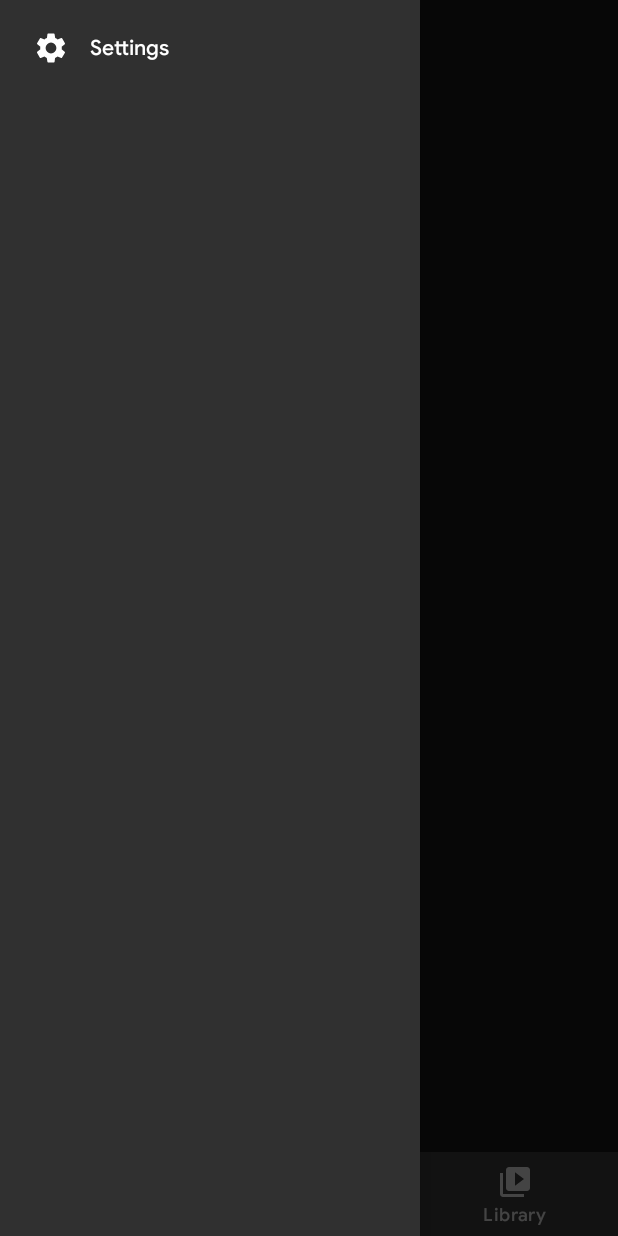
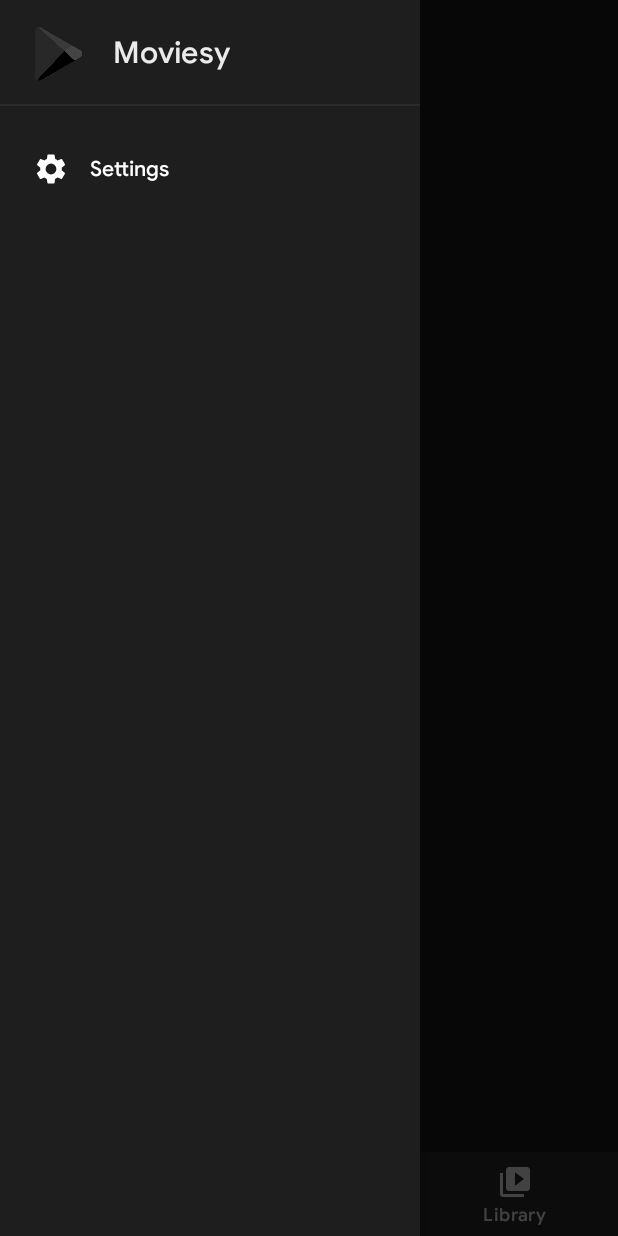
Before and after one commit to KaustubhPatange/Moviesy, an Android app: the fragment GenreFragment placed in its activity, with the side drawer open, on a phone screen of 412 x 824 dp. Run offline under Robolectric (Android 15) with nearby library versions, the phone set to English and light mode, and no system bars; our stand-ins replace RxJava, Shimmer; libraries missing offline, so code that uses them is left out: com.danimahardhika.cafebar, org.kodein.di; pictures from the network do not load; 5 statements that could not run were skipped.

Commit message:
Updated theme and stuff

```diff
--- a/app/build.gradle
+++ b/app/build.gradle
@@ -114,6 +114,9 @@ dependencies {
     // Toasty
     implementation 'com.github.GrenderG:Toasty:1.4.2'
 
+    // AwesomeSplash
+    implementation 'com.github.ViksaaSkool:AwesomeSplash:v1.0.0'
+
     implementation 'jp.wasabeef:blurry:3.0.0'
     implementation 'org.jsoup:jsoup:1.12.1'
     implementation 'com.pierfrancescosoffritti.androidyoutubeplayer:core:10.0.5'
--- a/app/src/main/java/com/kpstv/yts/activities/FinalActivity.kt
+++ b/app/src/main/java/com/kpstv/yts/activities/FinalActivity.kt
@@ -334,7 +334,7 @@ class FinalActivity : AppCompatActivity(), MovieListener, KodeinAware {
 
         if (!movie.cast.isNullOrEmpty()) {
             val builder = StringBuilder()
-            for (i in 0 until movie.cast?.size!!) {
+            for (i in 0 until movie.cast?.size!! -1) {
                 builder.append(movie.cast?.get(i)?.name).append("  &#8226;  ")
             }
             builder.append(movie.cast?.get(movie.cast?.size!! - 1)?.name)
--- a/app/src/main/res/layout/activity_main.xml
+++ b/app/src/main/res/layout/activity_main.xml
@@ -20,6 +20,7 @@
 
         <com.google.android.material.bottomnavigation.BottomNavigationView
             android:id="@+id/bottom_nav"
+            android:background="?colorForeground"
             android:layout_width="match_parent"
             android:layout_height="wrap_content"
             app:menu="@menu/bottom_nav"/>
@@ -29,9 +30,11 @@
     <com.google.android.material.navigation.NavigationView
         android:id="@+id/navigationView"
         android:layout_width="wrap_content"
+        android:background="?colorForeground"
         android:layout_height="match_parent"
         android:layout_gravity="start"
         android:fitsSystemWindows="true"
+        app:headerLayout="@layout/nav_header"
         app:menu="@menu/nav_drawer" />
 
 </androidx.drawerlayout.widget.DrawerLayout>
--- a/app/src/main/res/layout/item_local_genre.xml
+++ b/app/src/main/res/layout/item_local_genre.xml
@@ -9,7 +9,7 @@
 
     <FrameLayout
         android:id="@+id/frameLayout"
-        android:background="@drawable/item_genre_background"
+        android:background="@drawable/item_local_genre_background"
         android:backgroundTint="@color/colorAccent"
         android:layout_marginStart="15dp"
         app:layout_constraintStart_toStartOf="parent"
--- /dev/null
+++ b/app/src/main/res/layout/nav_header.xml
@@ -0,0 +1,43 @@
+<?xml version="1.0" encoding="utf-8"?>
+<androidx.constraintlayout.widget.ConstraintLayout xmlns:android="http://schemas.android.com/apk/res/android"
+    xmlns:app="http://schemas.android.com/apk/res-auto"
+    android:layout_width="match_parent"
+    android:background="?colorForeground"
+    android:layout_height="wrap_content"
+    android:orientation="vertical"
+    android:paddingBottom="10dp"
+    android:paddingTop="15dp">
+
+    <ImageView
+        android:layout_marginStart="15dp"
+        android:id="@+id/imageView"
+        android:layout_width="40dp"
+        android:layout_height="40dp"
+        android:layout_marginBottom="15dp"
+        android:src="@drawable/play"
+        app:layout_constraintBottom_toBottomOf="parent"
+        app:layout_constraintEnd_toStartOf="@id/textView"
+        app:layout_constraintStart_toStartOf="parent"
+        app:layout_constraintTop_toTopOf="parent" />
+
+    <TextView
+
+        android:id="@+id/textView"
+        android:layout_width="0dp"
+        android:layout_height="wrap_content"
+        android:layout_marginStart="20dp"
+        android:layout_marginBottom="15dp"
+        android:text="@string/app_name"
+        android:textColor="?colorTextLight"
+        android:textSize="20sp"
+        app:layout_constraintBottom_toBottomOf="parent"
+        app:layout_constraintStart_toEndOf="@id/imageView"
+        app:layout_constraintTop_toTopOf="parent" />
+
+    <View
+        android:layout_width="match_parent"
+        android:layout_height="1dp"
+        android:background="?colorNavSeparator"
+        app:layout_constraintBottom_toBottomOf="parent" />
+
+</androidx.constraintlayout.widget.ConstraintLayout>
--- a/app/src/main/res/values-v23/styles.xml
+++ b/app/src/main/res/values-v23/styles.xml
@@ -14,6 +14,7 @@
         <item name="colorTextInverse">@color/inverse_light</item>
         <item name="colorText">@color/black</item>
         <item name="colorSeparator">@color/separator_light</item>
+        <item name="colorNavSeparator">@color/separator_light</item>
     </style>
 
     <style name="AppTheme.Light.NoAction" parent="Theme.MaterialComponents.Light.NoActionBar">
@@ -32,6 +33,7 @@
         <item name="colorTextLight">@color/light_black</item>
         <item name="colorTextInverse">@color/inverse_light</item>
         <item name="colorSeparator">@color/separator_light</item>
+        <item name="colorNavSeparator">@color/separator_light</item>
     </style>
 
     <style name="AppTheme.Dark" parent="Theme.MaterialComponents">
@@ -45,6 +47,7 @@
         <item name="colorTextLight">@color/light_white</item>
         <item name="colorTextInverse">@color/inverse_dark</item>
         <item name="colorSeparator">@color/separator_dark</item>
+        <item name="colorNavSeparator">@color/separator_dark</item>
     </style>
 
     <style name="AppTheme.Dark.NoAction" parent="Theme.MaterialComponents">
@@ -60,9 +63,11 @@
         <item name="colorTextLight">@color/light_white</item>
         <item name="colorTextInverse">@color/inverse_dark</item>
         <item name="colorSeparator">@color/separator_dark</item>
+        <item name="colorNavSeparator">@color/separator_dark</item>
     </style>
 
     <style name="AppTheme.Light.Main" parent="AppTheme.Light.NoAction">
         <item name="colorPrimaryDark">@color/colorPrimary</item>
+        <item name="colorNavSeparator">@color/separator_light</item>
     </style>
 </resources>
--- a/app/src/main/res/values-v27/styles.xml
+++ b/app/src/main/res/values-v27/styles.xml
@@ -17,6 +17,7 @@
         <item name="colorTextInverse">@color/inverse_light</item>
         <item name="colorTextLight">@color/light_black</item>
         <item name="colorSeparator">@color/separator_light</item>
+        <item name="colorNavSeparator">@color/separator_light</item>
     </style>
 
     <style name="AppTheme.Light.NoAction" parent="Theme.MaterialComponents.Light.NoActionBar">
@@ -35,6 +36,7 @@
         <item name="colorTextInverse">@color/inverse_light</item>
         <item name="colorTextLight">@color/light_black</item>
         <item name="colorSeparator">@color/separator_light</item>
+        <item name="colorNavSeparator">@color/separator_light</item>
     </style>
 
     <style name="AppTheme.Dark" parent="Theme.MaterialComponents">
@@ -51,6 +53,7 @@
         <item name="colorTextInverse">@color/inverse_dark</item>
         <item name="colorText">@color/white</item>
         <item name="colorSeparator">@color/separator_dark</item>
+        <item name="colorNavSeparator">@color/separator_dark</item>
     </style>
 
     <style name="AppTheme.Dark.NoAction" parent="Theme.MaterialComponents.NoActionBar">
@@ -67,6 +70,7 @@
         <item name="colorTextInverse">@color/inverse_dark</item>
         <item name="colorTextLight">@color/light_white</item>
         <item name="colorSeparator">@color/separator_dark</item>
+        <item name="colorNavSeparator">@color/separator_dark</item>
     </style>
 
 </resources>
--- a/app/src/main/res/values/attr.xml
+++ b/app/src/main/res/values/attr.xml
@@ -7,5 +7,6 @@
     <attr name="colorSeparator" format="reference|color"/>
     <attr name="colorBackground" format="reference|color"/>
     <attr name="colorForeground" format="reference|color"/>
+    <attr name="colorNavSeparator" format="reference|color"/>
 
 </resources>
--- a/app/src/main/res/values/colors.xml
+++ b/app/src/main/res/values/colors.xml
@@ -30,8 +30,14 @@
     <color name="light_white">#EBEBEB</color>
     <color name="light_black">#1C1C1C</color>
 
+    <color name="splash_text">#E4E4E4</color>
+
+
     <color name="separator_light">#979696</color>
     <color name="separator_dark">#2C2C2C</color>
+
+    <color name="nav_separator_dark">#575656</color>
+    <color name="nav_separator_light">#CFCECE</color>
 
     <color name="inverse_dark">#7E7E7E</color>
     <color name="inverse_light">#323131</color>
--- a/app/src/main/res/values/styles.xml
+++ b/app/src/main/res/values/styles.xml
@@ -6,6 +6,7 @@
         <item name="colorPrimaryDark">@color/colorPrimaryDark</item>
         <item name="colorAccent">@color/colorAccent</item>
         <item name="android:statusBarColor">@color/colorPrimary</item>
+        <item name="android:navigationBarColor">?attr/colorForeground</item>
         <item name="android:fontFamily">@font/google_sans_medium</item>
         <item name="colorBackground">@color/background_light</item>
         <item name="colorForeground">@color/light_white</item>
@@ -13,6 +14,7 @@
         <item name="colorTextLight">@color/light_black</item>
         <item name="colorSeparator">@color/separator_light</item>
         <item name="colorTextInverse">@color/inverse_light</item>
+        <item name="colorNavSeparator">@color/separator_light</item>
     </style>
 
     <style name="AppTheme.Light.NoAction" parent="Theme.MaterialComponents.Light.NoActionBar">
@@ -23,6 +25,7 @@
         <item name="colorPrimaryDark">@color/colorPrimaryDark</item>
         <item name="colorAccent">@color/colorAccent</item>
         <item name="android:statusBarColor">@color/colorPrimary</item>
+        <item name="android:navigationBarColor">?attr/colorForeground</item>
         <item name="android:fontFamily">@font/google_sans_medium</item>
         <item name="colorBackground">@color/background_light</item>
         <item name="colorForeground">@color/light_white</item>
@@ -30,6 +33,7 @@
         <item name="colorTextLight">@color/light_black</item>
         <item name="colorSeparator">@color/separator_light</item>
         <item name="colorTextInverse">@color/inverse_light</item>
+        <item name="colorNavSeparator">@color/separator_light</item>
     </style>
 
     <style name="AppTheme.Dark" parent="Theme.MaterialComponents">
@@ -42,6 +46,7 @@
         <item name="colorTextInverse">@color/inverse_dark</item>
         <item name="colorTextLight">@color/light_white</item>
         <item name="colorSeparator">@color/separator_dark</item>
+        <item name="colorNavSeparator">@color/separator_dark</item>
     </style>
 
     <style name="AppTheme.Dark.NoAction" parent="Theme.MaterialComponents.NoActionBar">
@@ -56,6 +61,7 @@
         <item name="colorTextInverse">@color/inverse_dark</item>
         <item name="colorTextLight">@color/light_white</item>
         <item name="colorSeparator">@color/separator_dark</item>
+        <item name="colorNavSeparator">@color/separator_dark</item>
     </style>
 
     <style name="AppTheme.Dark.Main" parent="Theme.MaterialComponents.NoActionBar">
@@ -63,13 +69,14 @@
         <item name="android:windowActivityTransitions">true</item>
         <item name="colorAccent">@color/colorAccent_Dark</item>
         <item name="android:fontFamily">@font/google_sans_medium</item>
-        <item name="android:navigationBarColor">?attr/colorSeparator</item>
+        <item name="android:navigationBarColor">?attr/colorForeground</item>
         <item name="colorBackground">#121212</item>
         <item name="colorForeground">#1E1E1E</item>
         <item name="colorText">@color/white</item>
         <item name="colorTextInverse">@color/inverse_dark</item>
         <item name="colorTextLight">@color/light_white</item>
         <item name="colorSeparator">@color/separator_dark</item>
+        <item name="colorNavSeparator">@color/separator_dark</item>
     </style>
 
     <style name="DialogTheme.Dark" parent="@style/CommonDialogTheme">
@@ -126,4 +133,9 @@
         <item name="android:layout_height">wrap_content</item>
     </style>
 
+    <style name="SplashTheme" parent="Theme.MaterialComponents.Light.NoActionBar">
+        <item name="android:background">#9B68DA</item>
+        <item name="android:statusBarColor">@android:color/transparent</item>
+    </style>
+
 </resources>
```
Also changed, not shown: app/src/main/AndroidManifest.xml (+14 -10 lines), app/src/main/java/com/kpstv/yts/activities/SplashActivity.kt (added, +43 -0 lines), app/src/main/res/anim/fade.xml (added, +8 -0 lines), app/src/main/res/anim/rotate.xml (added, +9 -0 lines), app/src/main/res/layout/activity_splash.xml (added, +69 -0 lines), app/src/main/res/drawable/background2.png (added), app/src/main/res/drawable/play.png (added).
